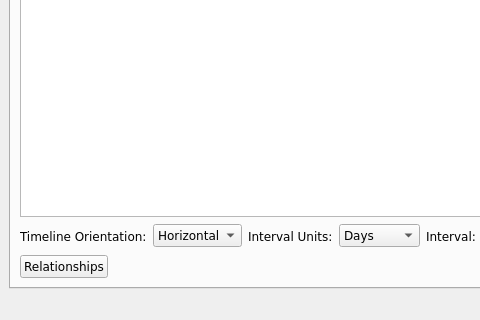
Old version of the form ui/main_window.ui in the repository CS4311-spring-2020/pick-tool-team14-keikaku; both pictures show x 0 to 480 and y 410 to 730 of the 1076 by 730 pixel window.
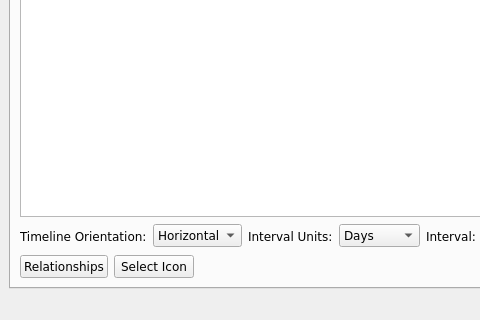
New version of the form. The open tabs and pages were chosen to show the change. Icons and pictures are not drawn.

Commit message: changes to .ui files for icon selection

```diff
--- a/ui/main_window.ui
+++ b/ui/main_window.ui
@@ -1328,6 +1328,18 @@
             </property>
            </widget>
           </item>
+          <item>
+           <widget class="QPushButton" name="selectIconButton">
+            <property name="font">
+             <font>
+              <family>Verdana</family>
+             </font>
+            </property>
+            <property name="text">
+             <string>Select Icon</string>
+            </property>
+           </widget>
+          </item>
           <item>
            <spacer name="horizontalSpacer_2">
             <property name="orientation">
```
Left out of the diff: 5 changed lines with no effect on the pictures. The commit also changes 1 other file.
